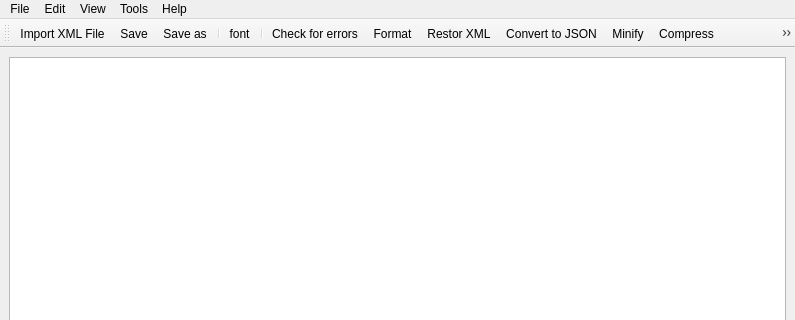
First picture: the form in UI Folder/mainwindow.ui, repository hishamyakan/xml_Parse_project, before the edit; both pictures show x 0 to 795 and y 0 to 320 of the 795 by 528 pixel window.
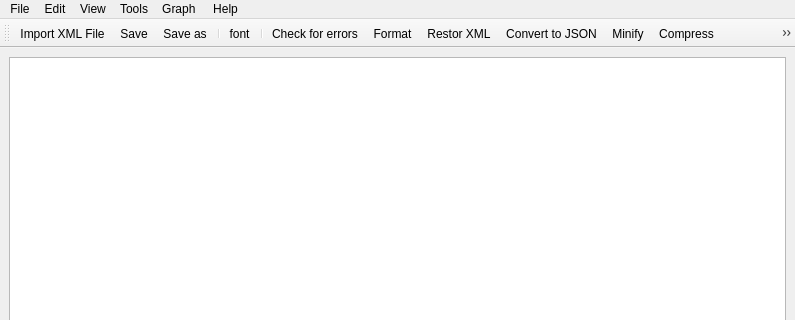
Second picture: the form after the edit. Icons and pictures are not drawn.

The edit to the form file:
```diff
--- a/UI Folder/mainwindow.ui
+++ b/UI Folder/mainwindow.ui
@@ -182,10 +182,17 @@
     <addaction name="separator"/>
     <addaction name="actionfont"/>
    </widget>
+   <widget class="QMenu" name="menuGraph">
+    <property name="title">
+     <string>Graph </string>
+    </property>
+    <addaction name="actionView_Graph"/>
+   </widget>
    <addaction name="menuFile"/>
    <addaction name="menuedit"/>
    <addaction name="menuView"/>
    <addaction name="menuTools"/>
+   <addaction name="menuGraph"/>
    <addaction name="menuHelp"/>
   </widget>
   <widget class="QStatusBar" name="statusbar"/>
```
Left out of the diff: 5 changed lines with no effect on the pictures.
